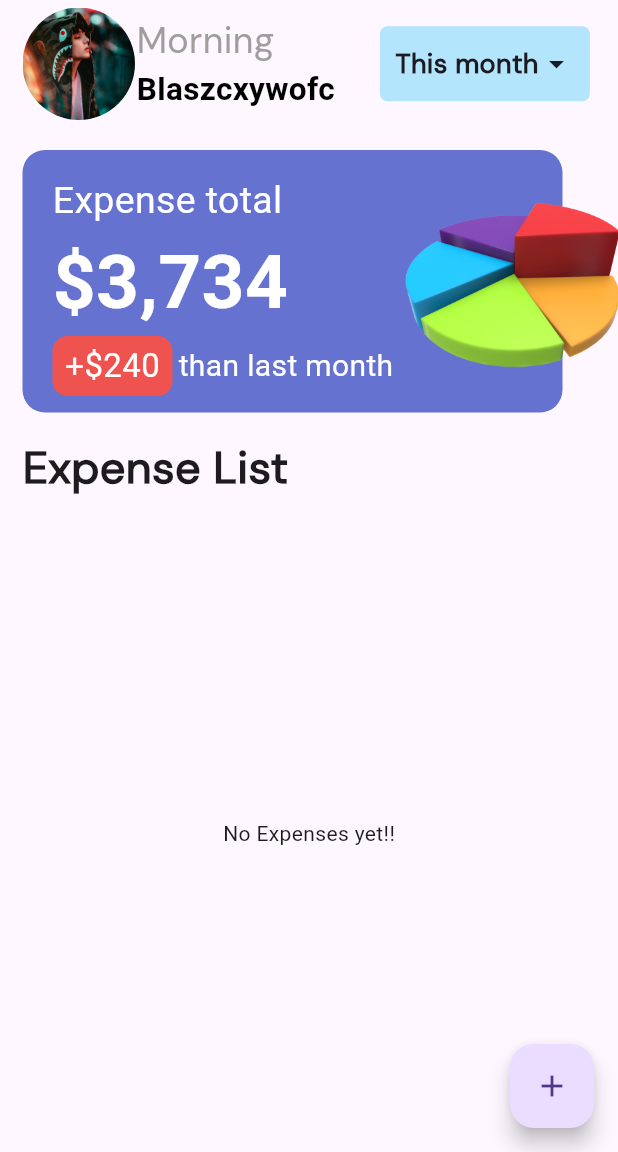
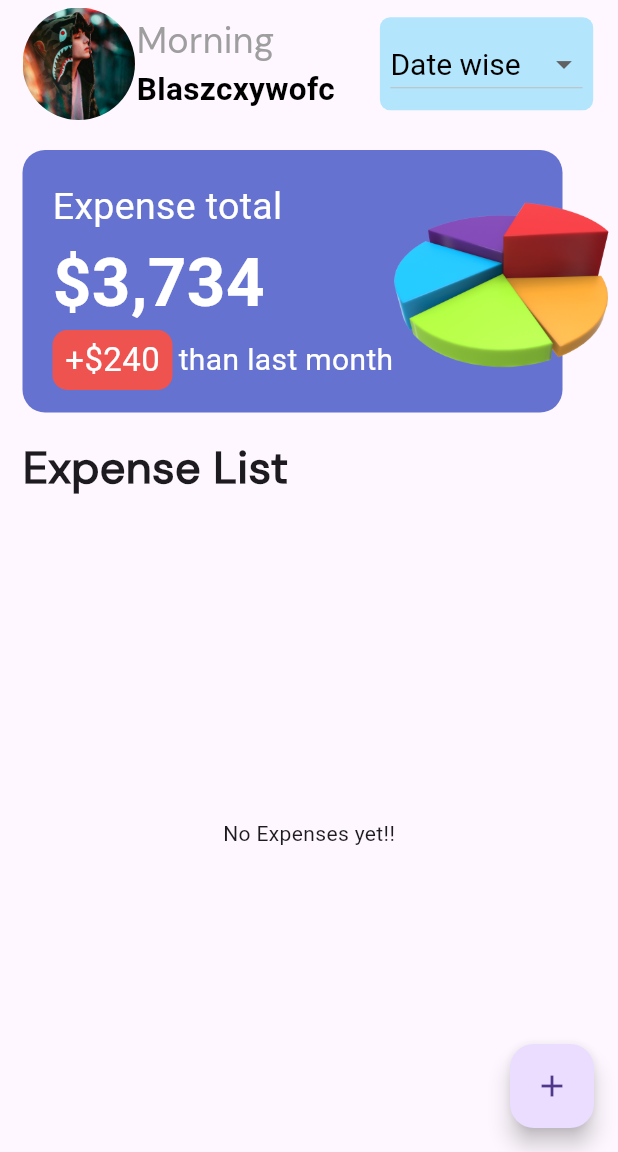
Before and after one commit to dipuskumarsingh/My-Projects, a Flutter app: the Dashboard screen opened directly, on a phone screen of 412 x 824 dp, the part 84-1236 px from its top. Run offline on Flutter 3.47's test engine with Material 3 defaults, Android fonts, the phone set to English and light mode, and no system bars; our stand-ins replace flutter_bloc, shared_preferences, sqflite; accounts and stored records are empty.

Commit message:
adding filtering part such as date wise, month wise, year wise

```diff
--- a/lib/Database/dbHelper/expanseDbHelper.dart
+++ b/lib/Database/dbHelper/expanseDbHelper.dart
@@ -57,7 +57,7 @@ class DbHelper{
 
       /// now creating table
       /// this table is created for the users
-      db.execute("create table $TABLE_NAME( $COLUMN_USER_ID integer primary key autoincrement, $COLUMN_USER_NAME text not null, $COLUMN_USER_EMAIL_ID text not null, $COLUMN_USER_MOBILE_NUMBER text not null, $COLUMN_USER_PASSWORD text not null, $COLUMN_USER_CREATED_DATE text not null )");
+      db.execute("create table $TABLE_NAME( $COLUMN_USER_ID integer primary key autoincrement, $COLUMN_USER_NAME text not null, $COLUMN_USER_EMAIL_ID text not null, $COLUMN_USER_MOBILE_NUMBER text, $COLUMN_USER_PASSWORD text not null, $COLUMN_USER_CREATED_DATE text not null )");
 
       /// This table is used for the Expense data
       db.execute("create table $TABLE_EXPANSE_NAME( $COLUMN_EXPANSE_ID integer primary key autoincrement, $COLUMN_EXPANSE_USER_ID integer not null, $COLUMN_EXPANSE_TITLE text not null, $COLUMN_EXPANSE_DESCRIPTION text not null, $COLUMN_EXPANSE_AMOUNT real not null, $COLUMN_EXPANSE_BALANCE real not null, $COLUMN_EXPANSE_TYPE text not null, $COLUMN_EXPANSE_CATEGORY_ID integer not null, $COLUMN_EXPANSE_TIME text not null ) ");
@@ -130,7 +130,7 @@ Future<bool> addExpanse({required expanseDataModel Ex})async{
 
  Future<List<expanseDataModel>>fecthExpanseData()async{
     var db = await getDb();
-  List<Map<String, dynamic>> mData = await  db.query(TABLE_EXPANSE_NAME,);
+  List<Map<String, dynamic>> mData = await  db.query(TABLE_EXPANSE_NAME,orderBy: "$COLUMN_EXPANSE_TIME DESC"); /// (DESC) is used for add current date data in date base.
   List<expanseDataModel> mExpanse = [];
   for(Map<String, dynamic> eachExpanse in mData){
    mExpanse.add(expanseDataModel.fromMap(eachExpanse));
--- a/lib/Database/models/expanseModels.dart
+++ b/lib/Database/models/expanseModels.dart
@@ -16,7 +16,7 @@ class expanseDataModel{
   double? expanseAmount;
   double? expanseBalance;
   String expanseType;
-  int? expanseCategoryId;
+  int expanseCategoryId;
   String? created_at;
 
   expanseDataModel({
--- /dev/null
+++ b/lib/Database/models/filteringModel.dart
@@ -0,0 +1,15 @@
+
+
+
+import 'package:monety_ui/Database/models/expanseModels.dart';
+
+class filteringModelExpanse{
+  num millis;
+  String type;
+  num Balance;
+  List<expanseDataModel> allExpanses;
+
+  filteringModelExpanse({required this.millis, required this.type, required this.Balance, required this.allExpanses});
+
+
+}
--- a/lib/Ui Part/bloc/Expanse_bloc.dart
+++ b/lib/Ui Part/bloc/Expanse_bloc.dart
@@ -2,13 +2,17 @@
 
 
 import 'package:flutter_bloc/flutter_bloc.dart';
+import 'package:intl/intl.dart';
 import 'package:monety_ui/Database/dbHelper/expanseDbHelper.dart';
 import 'package:monety_ui/Database/models/expanseModels.dart';
 import 'package:monety_ui/Ui%20Part/bloc/Expanse_events.dart';
 import 'package:monety_ui/Ui%20Part/bloc/Expanse_state.dart';
 
+import '../../Database/models/filteringModel.dart';
+
 class ExpanseBloc extends Bloc<ExpanseEventBloc,ExpanseSateBloc>{
   DbHelper dbHelp;
+  DateFormat df = DateFormat.yMMMd();
   ExpanseBloc({required this.dbHelp}) : super(initialExpanseSate()){
     on<addExpanseEventBloc>((event , emit)async{
      bool check =  await dbHelp.addExpanse(Ex: event.newExpanseDataModel);
@@ -25,5 +29,72 @@ class ExpanseBloc extends Bloc<ExpanseEventBloc,ExpanseSateBloc>{
      List<expanseDataModel> allExpanses =  await dbHelp.fecthExpanseData();
      emit(loadedExpanseSate(mExpanse: allExpanses));
     });
+    on<fetchFilteredExpanseBloc>((event, emit)async{
+      emit(loadingExpanseSate());
+      List<expanseDataModel> allExpanses = await dbHelp.fecthExpanseData();
+      if(event.type == 0){
+        df = DateFormat.yMMMd();
+      }else if(event.type == 1){
+        df = DateFormat.yMMM();
+      }else{
+        df = DateFormat.y();
+      }
+      emit(filterLoadedExpanseSate(mFilterExpanse: filterExp(allExpanses)));
+    });
+
+  }
+
+  List<filteringModelExpanse> filterExp(List<expanseDataModel> allExpenses){
+    ///filtering data
+    List<filteringModelExpanse> filteredExpenses = [];
+
+    List<String> uniqueDates = [];
+
+    for(expanseDataModel eachExp in allExpenses){
+
+      String eachDate = df.format(DateTime.fromMillisecondsSinceEpoch(int.parse(eachExp.created_at!)));
+
+      if(!uniqueDates.contains(eachDate)){
+        uniqueDates.add(eachDate);
+      }
+
+    }
+
+    print(uniqueDates);   /// this code is used know the unique dates
+
+    for(String eachDate in uniqueDates){
+      num eachMillis = 0;
+      num balance = 0.0;
+      List<expanseDataModel> eachDateExp = [];
+
+
+      for(expanseDataModel eachExp in allExpenses){
+        eachMillis = int.parse(eachExp.created_at!);
+        String eachExpDate = df.format(DateTime.fromMillisecondsSinceEpoch(int.parse(eachExp.created_at!)));
+
+        if(eachExpDate==eachDate){
+          eachDateExp.add(eachExp);
+
+          if(eachExp.expanseType=="Debit"){
+            balance -= eachExp.expanseAmount!;
+          } else {
+            balance += eachExp.expanseAmount!;
+          }
+
+        }
+
+      }
+
+      /// this code write for know the out what out is come in ui.
+      print("eachDate: $eachDate");
+      print("bal: $balance");
+      print("items: ${eachDateExp.length}");
+
+      // filteredExpenses.add(filteringModelExpanse(millis: eachMillis, type: eachDate, balance: balance, allExpenses: eachDateExp));
+      filteredExpenses.add(filteringModelExpanse(millis:eachMillis ,type: eachDate, Balance: balance, allExpanses: eachDateExp));
+
+    }
+
+    return filteredExpenses;
   }
 }
--- a/lib/Ui Part/bloc/Expanse_events.dart
+++ b/lib/Ui Part/bloc/Expanse_events.dart
@@ -13,6 +13,14 @@ class addExpanseEventBloc extends ExpanseEventBloc{
 class fetchInitialExpanseBloc extends ExpanseEventBloc{}
 
 
+
+
+class fetchFilteredExpanseBloc extends ExpanseEventBloc{
+  int type;  /// it call a flag;
+  fetchFilteredExpanseBloc({required this.type});   /// 0 for day , 1 for month, 2 for year, 3 for category.
+}
+
+
 class updateExpanseBloc extends ExpanseEventBloc{
   expanseDataModel updateExpanseDataModel;
   int id;
--- a/lib/Ui Part/bloc/Expanse_state.dart
+++ b/lib/Ui Part/bloc/Expanse_state.dart
@@ -2,6 +2,8 @@
 
 import 'package:flutter/cupertino.dart';
 import 'package:monety_ui/Database/models/expanseModels.dart';
+
+import '../../Database/models/filteringModel.dart';
 
 @immutable
 sealed class ExpanseSateBloc {}
@@ -13,6 +15,12 @@ class loadedExpanseSate extends ExpanseSateBloc{
   loadedExpanseSate({required this.mExpanse});
 }
 
+class filterLoadedExpanseSate extends ExpanseSateBloc{
+  List<filteringModelExpanse> mFilterExpanse;
+  filterLoadedExpanseSate({required this.mFilterExpanse});
+}
+
+
 class errorExpanseSate extends ExpanseSateBloc{
   String errorMassage;
   errorExpanseSate({required this.errorMassage});
--- a/lib/Ui Part/dashboard.dart
+++ b/lib/Ui Part/dashboard.dart
@@ -1,10 +1,13 @@
 
+
+import 'dart:math';
 
 import 'package:flutter/material.dart';
 import 'package:flutter_bloc/flutter_bloc.dart';
 import 'package:intl/intl.dart';
 import 'package:monety_ui/Database/dbHelper/expanseDbHelper.dart';
  import 'package:monety_ui/Database/models/expanseModels.dart';
+import 'package:monety_ui/Domain/appConstant.dart';
 import 'package:monety_ui/Ui%20Part/addExpansePage.dart';
 import 'package:monety_ui/Ui%20Part/bloc/Expanse_state.dart';
 import 'package:monety_ui/Ui%20Part/statistic.dart';
@@ -17,15 +20,16 @@ class Dashboard extends StatefulWidget {
 }
 
 class _DashboardState extends State<Dashboard> {
+
+  String mFilterSelectedType = 'Date wise';
   DateFormat Df = DateFormat.yMMMd();
   DbHelper dbHelper = DbHelper.getInstance();
   List<expanseDataModel> mExpanse = [];
-  @override
  @override
   void initState() {
 
     super.initState();
-    context.read<ExpanseBloc>().add(fetchInitialExpanseBloc());
+    context.read<ExpanseBloc>().add(fetchFilteredExpanseBloc(type: 0));
   }
   @override
   Widget build(BuildContext context) {
@@ -84,25 +88,65 @@ class _DashboardState extends State<Dashboard> {
                       ),
                       SizedBox(width: 30,),
                       Container(
-                        height: 50,
-                        width: 140,
                         decoration: BoxDecoration(
-                          color: Colors.lightBlue[100],
-                          borderRadius: BorderRadius.circular(5),
+                          color: Colors.lightBlue.shade100,
+                          borderRadius: BorderRadius.circular(7)
                         ),
-                        child: Row(
-                          mainAxisAlignment: MainAxisAlignment.center,
-                          crossAxisAlignment: CrossAxisAlignment.center,
-                          children: [
-                            Text('This month', style: TextStyle(fontSize: 18,fontWeight: FontWeight.w600,fontFamily: 'H1fonts'),),
-                            InkWell(
-                              onTap: (){
-                                print('this clickable');
-                              },
-                                child: Icon(Icons.arrow_drop_down)),
-                          ],
+                        child: DropdownButton<String>(    /// this code syntax for DropdownButton.
+                          padding: EdgeInsets.all(7),
+                          style: TextStyle(fontSize: 20,color: Colors.black,),
+                          borderRadius: BorderRadius.circular(7),
+                          iconSize: 25,
+                          focusColor: Colors.lightBlue.shade100,
+                          autofocus: true,
+                          dropdownColor: Colors.lightBlue.shade100,
+                          value:mFilterSelectedType ,
+                            onChanged: (String? newValue){
+                            int SelectedType = 0;
+                            if(newValue == "Date wise"){
+                              SelectedType = 0;
+                            }else if(newValue == 'Month wise'){
+                              SelectedType = 1;
+                            }else{
+                              SelectedType = 2;
+                            }
+                            context.read<ExpanseBloc>().add(fetchFilteredExpanseBloc(type: SelectedType));
+                            setState(() {
+                              mFilterSelectedType = newValue!;
+                            });
+                            },
+                            items: <String>['Date wise', 'Month wise', 'Year wise'].map<DropdownMenuItem<String>>((String value){
+                              return DropdownMenuItem<String>(value: value, child:Text(value),
+                              );
+                            }).toList(),
                         ),
-                      )
+                      ),
+                      // DropdownMenu(
+                      //   textStyle: TextStyle(fontSize: 18,letterSpacing: 2,fontWeight: FontWeight.bold,),
+                      //   inputDecorationTheme: InputDecorationTheme(
+                      //     fillColor: Colors.lightBlue.shade100,
+                      //     filled: true,
+                      //     focusedBorder: OutlineInputBorder(
+                      //       borderRadius: BorderRadius.circular(7),
+                      //       borderSide: BorderSide.none
+                      //     ),
+                      //     enabledBorder: OutlineInputBorder(
+                      //       borderRadius: BorderRadius.circular(7),
+                      //       borderSide: BorderSide.none
+                      //     ),
+                      //   ),
+                      //   width: 140,
+                      //     initialSelection:mFilterSelectedType,
+                      //     onSelected: (value){
+                      //       mFilterSelectedType = value!;
+                      //     },
+                      //     dropdownMenuEntries: mFilterType.map((value){
+                      //       return DropdownMenuEntry(
+                      //         style: ButtonStyle(
+                      //           textStyle: WidgetStatePropertyAll(TextStyle(fontSize: 18,fontWeight: FontWeight.bold))
+                      //         ),
+                      //           value: value, label: value);
+                      //     }).toList())
                     ],
                   ),
                   SizedBox(height: 20,),
@@ -128,7 +172,7 @@ class _DashboardState extends State<Dashboard> {
                             children: [
                               SizedBox(height: 5),
                               Text('Expense total', style: TextStyle(fontSize: 25, color: Colors.white),),
-                              Text('\$3,734', style: TextStyle(fontSize: 50, fontWeight: FontWeight.bold,color: Colors.white),),
+                              Text('\$3,734', style: TextStyle(fontSize: 45, fontWeight: FontWeight.bold,color: Colors.white),),
                               Row(
                                 children: [
                                   Container(
@@ -154,7 +198,7 @@ class _DashboardState extends State<Dashboard> {
                         ),
                       ),
                                Align(
-                              alignment: Alignment(1.35,0),
+                              alignment: Alignment(1.275,0),
                               child: Image.asset('Assets/icons/pieChart.png',width: 180,height: 180,))
                       ],
                     ),
@@ -177,13 +221,13 @@ class _DashboardState extends State<Dashboard> {
                             );
                           }
 
-                          if (state is loadedExpanseSate) {
+                          if (state is filterLoadedExpanseSate) {
 
-                            return state.mExpanse.isNotEmpty ? ListView.builder(
+                            return state.mFilterExpanse.isNotEmpty ? ListView.builder(
                               padding: EdgeInsets.zero,
-                              itemCount: state.mExpanse.length,
+                              itemCount: state.mFilterExpanse.length,
                               itemBuilder: (context, index) {
-                                final expanse = state.mExpanse[index];
+                                final expanse = state.mFilterExpanse[index];
                                 return Container(
                                     margin: const EdgeInsets.only(bottom: 15),
                                     padding: const EdgeInsets.all(15),
@@ -207,18 +251,18 @@ class _DashboardState extends State<Dashboard> {
                                         Row(
                                           crossAxisAlignment: CrossAxisAlignment.start,
                                           children: [
-                                            Text("date",
+                                            Text(expanse.type,
                                                 style: TextStyle(
                                                     fontSize: 16,
                                                     fontWeight: FontWeight.bold
                                                 )),
                                             Spacer(),
                                             Text(
-                                              "\$${expanse.expanseBalance}",
+                                              "\$${expanse.Balance}",
                                               style: TextStyle(
                                                 fontSize: 16,
                                                 fontWeight: FontWeight.bold,
-                                                color: state.mExpanse[index].expanseBalance! < 0
+                                                color: expanse.Balance < 0
                                                     ? Colors.red
                                                     : Colors.green,
                                               ),
@@ -233,39 +277,37 @@ class _DashboardState extends State<Dashboard> {
                                             padding: EdgeInsets.zero,
                                             shrinkWrap: true,
                                             physics: NeverScrollableScrollPhysics(),
-                                            itemCount: state.mExpanse.length,
+                                            itemCount: state.mFilterExpanse[index].allExpanses.length,
                                             itemBuilder: (_, childIndex){
                                               return ListTile(
                                                 contentPadding: EdgeInsets.zero,
                                                 leading: Container(
-                                                  padding: EdgeInsets.all(7),
+                                                  padding: EdgeInsets.all(5),
                                                   width: 50,
                                                   height: 50,
-
-                                                  // child: Image.asset(appConstant.mCategory.where((eachCat) {
-                                                  //   return eachCat.categoryId==state.mExpanse[index].expanseId;
-                                                  // }).toList()[0].categoryIcons),
+                                                  child: Image.asset(appConstant.mCategory.where((eachCart){    /// here adding images from add expanse page.
+                                                    return eachCart.categoryId == expanse.allExpanses[childIndex].expanseCategoryId;
+                                                  }).toList()[0].categoryIcons!,),
                                                   decoration: BoxDecoration(
                                                       borderRadius: BorderRadius.circular(11),
-                                                       // color: Colors.primaries[Random.nextInt(Colors.primaries.length-1)].shade100,
-                                                    color:  Colors.lightBlue
+                                                    color: Colors.primaries[Random().nextInt(Colors.primaries.length-1)].shade100
                                                   ),
 
                                                 ),
-                                                title: Text(expanse.expanseTitle,
+                                                title: Text(expanse.allExpanses[childIndex].expanseTitle,
                                                     style: TextStyle(
                                                         fontSize: 16,
                                                         fontWeight: FontWeight.bold)),
-                                                subtitle: Text(expanse.expanseDescription,
+                                                subtitle: Text(expanse.allExpanses[childIndex].expanseDescription,
                                                     style: TextStyle(
                                                         fontSize: 14,
                                                         color: Colors.grey)),
                                                 trailing: Text(
-                                                  "\$${expanse.expanseAmount}",
+                                                  "\$${expanse.allExpanses[childIndex].expanseAmount}",
                                                   style: TextStyle(
                                                     fontSize: 14,
                                                     fontWeight: FontWeight.bold,
-                                                    color: expanse.expanseBalance! < 0
+                                                    color: expanse.allExpanses[childIndex].expanseBalance! < 0
                                                         ? Colors.red
                                                         : Colors.green,
                                                   ),
--- a/lib/Ui Part/introScreen.dart
+++ b/lib/Ui Part/introScreen.dart
@@ -4,7 +4,6 @@
 import 'package:flutter/cupertino.dart';
 import 'package:flutter/material.dart';
 import 'dashboard.dart';
-import 'loginPage.dart';
 class introScreen extends StatelessWidget{
   @override
   Widget build(BuildContext context) {
--- a/lib/Ui Part/main.dart
+++ b/lib/Ui Part/main.dart
@@ -37,7 +37,7 @@ class _SplaceScreenState extends State<SplaceScreen> {
       Navigator.pushReplacement(context, MaterialPageRoute(builder: (context)=>introScreen()));
       var prefs = await SharedPreferences.getInstance();    /// here we maintain the session [if] user log in the app dricatily got to the Dashboard screen [else] he go to the login screen
      int uid = prefs.getInt("UID") ?? 0;
-      Navigator.push(context, MaterialPageRoute(builder: (context)=>introScreen()));
+      Navigator.pushReplacement(context, MaterialPageRoute(builder: (context)=>introScreen()));
      Widget navigateTo = loginpage();
      if(uid > 0){
        navigateTo = Dashboard();
```
Also changed, not shown: lib/Ui Part/addExpansePage.dart (+18 -0 lines).
